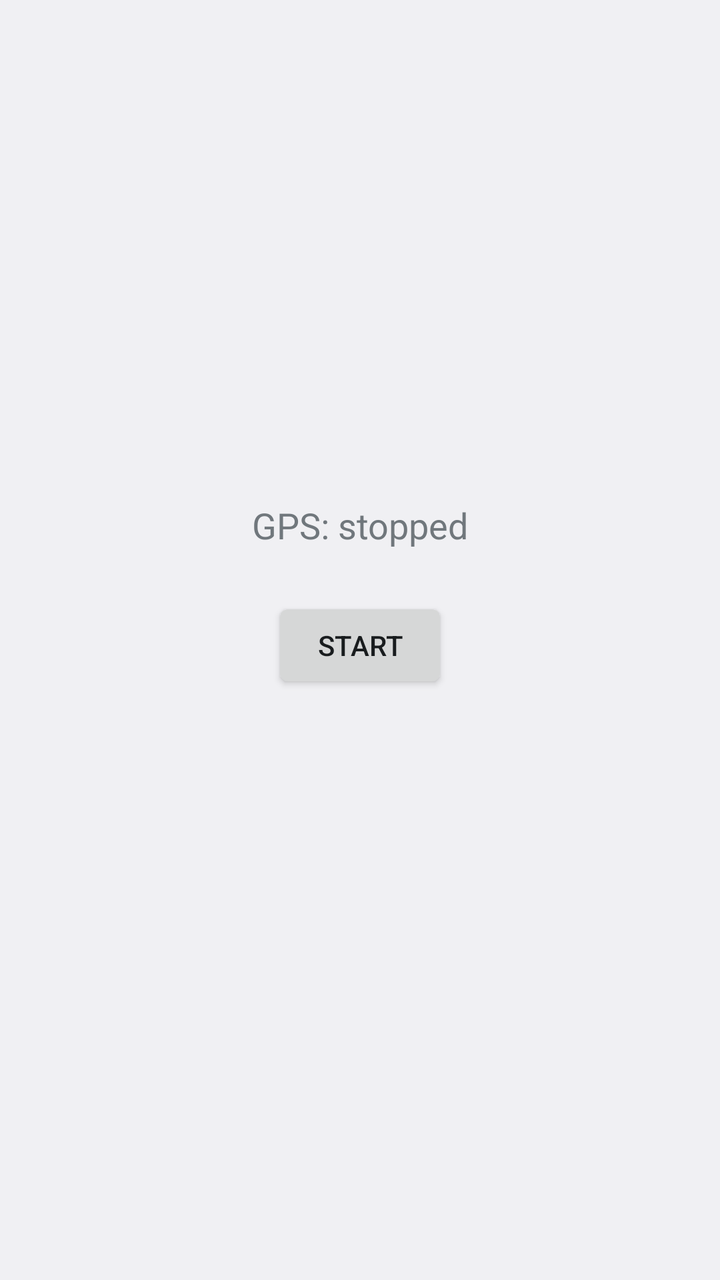
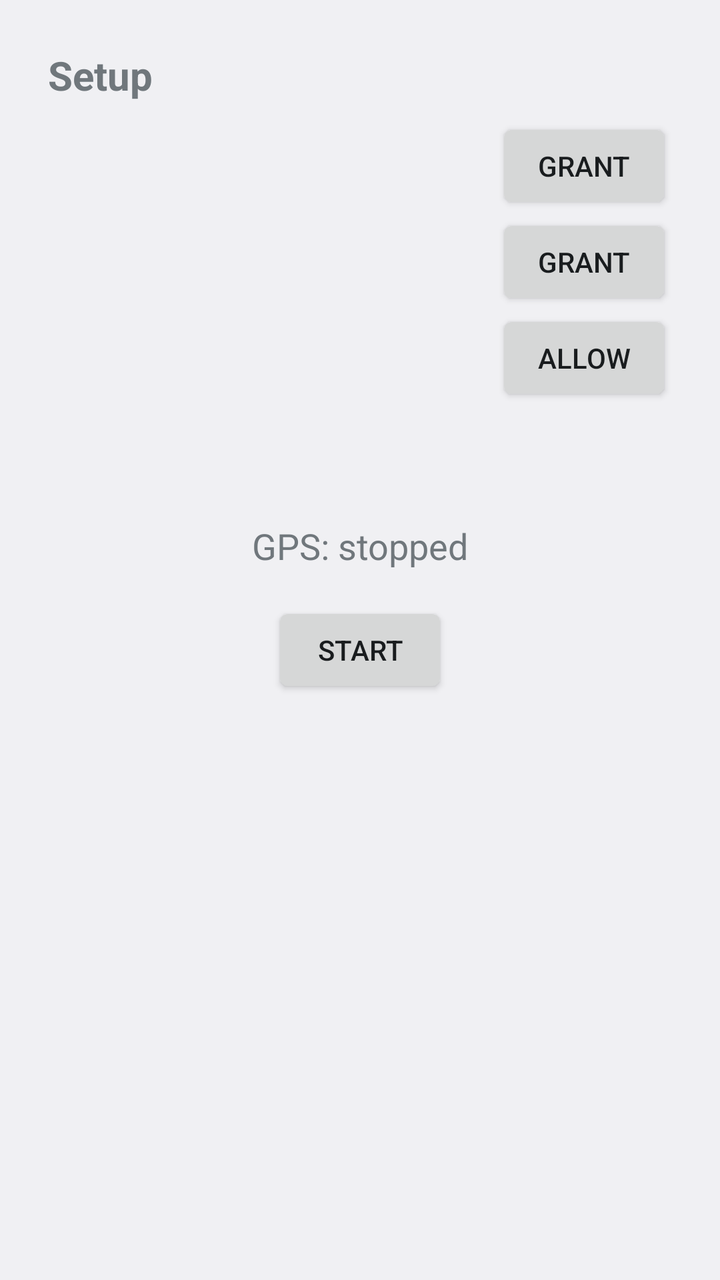

Before-and-after screenshots of an Android layout around one commit, followed by the original layout XML and the change that was made.
<!-- AndroidManifest.xml: application theme android:Theme.DeviceDefault.Light -->
<!-- res/layout/activity_main.xml -->
<?xml version="1.0" encoding="utf-8"?>
<LinearLayout xmlns:android="http://schemas.android.com/apk/res/android"
    android:layout_width="match_parent"
    android:layout_height="match_parent"
    android:orientation="vertical"
    android:gravity="center"
    android:padding="24dp">

    <TextView
        android:id="@+id/statusText"
        android:layout_width="match_parent"
        android:layout_height="wrap_content"
        android:text="GPS: stopped"
        android:textSize="18sp"
        android:gravity="center"
        android:layout_marginBottom="24dp" />

    <Button
        android:id="@+id/toggleButton"
        android:layout_width="wrap_content"
        android:layout_height="wrap_content"
        android:text="Start" />

    <TextView
        android:id="@+id/serverInfoText"
        android:layout_width="match_parent"
        android:layout_height="wrap_content"
        android:text=""
        android:textSize="14sp"
        android:gravity="center"
        android:layout_marginTop="24dp" />

</LinearLayout>
<!-- resources referenced by this layout -->
<resources>

</resources>

<!-- the commit's change to res/layout/activity_main.xml (unified diff, before → after) -->
@@ -1,33 +1,110 @@
 <?xml version="1.0" encoding="utf-8"?>
-<LinearLayout xmlns:android="http://schemas.android.com/apk/res/android"
+<ScrollView xmlns:android="http://schemas.android.com/apk/res/android"
     android:layout_width="match_parent"
     android:layout_height="match_parent"
-    android:orientation="vertical"
-    android:gravity="center"
-    android:padding="24dp">
+    android:fillViewport="true">
 
-    <TextView
-        android:id="@+id/statusText"
+    <LinearLayout
         android:layout_width="match_parent"
         android:layout_height="wrap_content"
-        android:text="GPS: stopped"
-        android:textSize="18sp"
-        android:gravity="center"
-        android:layout_marginBottom="24dp" />
+        android:orientation="vertical"
+        android:padding="24dp">
 
-    <Button
-        android:id="@+id/toggleButton"
-        android:layout_width="wrap_content"
-        android:layout_height="wrap_content"
-        android:text="Start" />
+        <TextView
+            android:layout_width="match_parent"
+            android:layout_height="wrap_content"
+            android:text="Setup"
+            android:textSize="20sp"
+            android:textStyle="bold"
+            android:layout_marginBottom="8dp" />
 
-    <TextView
-        android:id="@+id/serverInfoText"
-        android:layout_width="match_parent"
-        android:layout_height="wrap_content"
-        android:text=""
-        android:textSize="14sp"
-        android:gravity="center"
-        android:layout_marginTop="24dp" />
+        <LinearLayout
+            android:layout_width="match_parent"
+            android:layout_height="wrap_content"
+            android:orientation="horizontal"
+            android:gravity="center_vertical">
+            <TextView
+                android:id="@+id/locationState"
+                android:layout_width="0dp"
+                android:layout_height="wrap_content"
+                android:layout_weight="1"
+                android:textSize="15sp" />
+            <Button
+                android:id="@+id/locationButton"
+                android:layout_width="wrap_content"
+                android:layout_height="wrap_content"
+                android:text="Grant" />
+        </LinearLayout>
 
-</LinearLayout>
+        <LinearLayout
+            android:id="@+id/notificationsRow"
+            android:layout_width="match_parent"
+            android:layout_height="wrap_content"
+            android:orientation="horizontal"
+            android:gravity="center_vertical">
+            <TextView
+                android:id="@+id/notificationsState"
+                android:layout_width="0dp"
+                android:layout_height="wrap_content"
+                android:layout_weight="1"
+                android:textSize="15sp" />
+            <Button
+                android:id="@+id/notificationsButton"
+                android:layout_width="wrap_content"
+                android:layout_height="wrap_content"
+                android:text="Grant" />
+        </LinearLayout>
+
+        <LinearLayout
+            android:layout_width="match_parent"
+            android:layout_height="wrap_content"
+            android:orientation="horizontal"
+            android:gravity="center_vertical">
+            <TextView
+                android:id="@+id/batteryState"
+                android:layout_width="0dp"
+                android:layout_height="wrap_content"
+                android:layout_weight="1"
+                android:textSize="15sp" />
+            <Button
+                android:id="@+id/batteryButton"
+                android:layout_width="wrap_content"
+                android:layout_height="wrap_content"
+                android:text="Allow" />
+        </LinearLayout>
+
+        <TextView
+            android:id="@+id/setupHint"
+            android:layout_width="match_parent"
+            android:layout_height="wrap_content"
+            android:textSize="13sp"
+            android:layout_marginTop="8dp" />
+
+        <TextView
+            android:id="@+id/statusText"
+            android:layout_width="match_parent"
+            android:layout_height="wrap_content"
+            android:text="GPS: stopped"
+            android:textSize="18sp"
+            android:gravity="center"
+            android:layout_marginTop="32dp"
+            android:layout_marginBottom="16dp" />
+
+        <Button
+            android:id="@+id/toggleButton"
+            android:layout_width="wrap_content"
+            android:layout_height="wrap_content"
+            android:layout_gravity="center_horizontal"
+            android:text="Start" />
+
+        <TextView
+            android:id="@+id/serverInfoText"
+            android:layout_width="match_parent"
+            android:layout_height="wrap_content"
+            android:text=""
+            android:textSize="14sp"
+            android:gravity="center"
+            android:layout_marginTop="24dp" />
+
+    </LinearLayout>
+</ScrollView>
